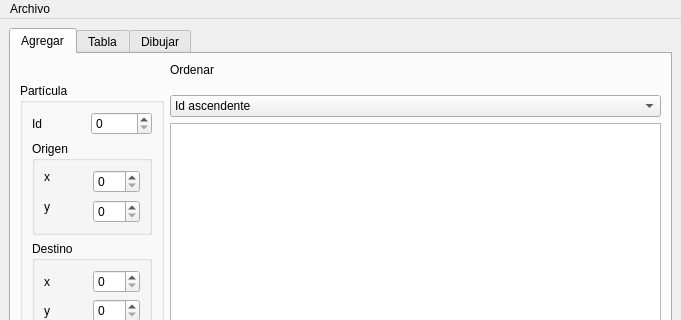
Before: the Qt Designer form mainwindow.ui in FFahrenheit/QTParticulas, drawn with Qt 5; both pictures show x 0 to 681 and y 0 to 320 of the 681 by 661 pixel window.
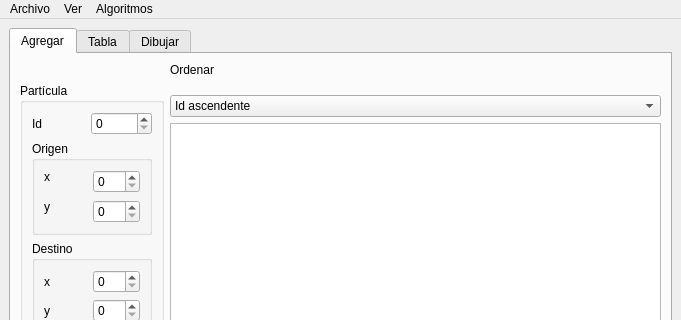
After: the same form once the commit is applied.

What changed in the file:
```diff
--- a/mainwindow.ui
+++ b/mainwindow.ui
@@ -345,9 +345,23 @@
     </property>
     <addaction name="actionAbrir"/>
     <addaction name="actionGuardar"/>
-    <addaction name="actionGrafo"/>
+   </widget>
+   <widget class="QMenu" name="menuVer">
+    <property name="title">
+     <string>Ver</string>
+    </property>
+    <addaction name="action_grafo"/>
+    <addaction name="action_lista"/>
+   </widget>
+   <widget class="QMenu" name="menuAlgoritmos">
+    <property name="title">
+     <string>Algoritmos</string>
+    </property>
+    <addaction name="action_recorridos"/>
    </widget>
    <addaction name="menuArchivo"/>
+   <addaction name="menuVer"/>
+   <addaction name="menuAlgoritmos"/>
   </widget>
   <widget class="QStatusBar" name="statusbar"/>
   <action name="actionAbrir">
```
Left out of the diff: 134 changed lines with no effect on the pictures.
